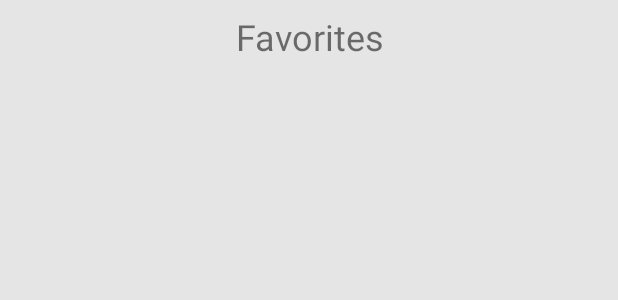
After one commit to Nashunn/ESIEA-DrinkIT, an Android app: the layout activity_favorites.xml on its own in the app's theme, with its tools: preview values and no code run, on a phone screen of 412 x 824 dp. The commit adds this screen. Shown: the top 300 px of the screen. Run offline under Robolectric (Android 15) with nearby library versions, the phone set to English and light mode, and no system bars.

Commit message:
favorite activity + add fav in cache (sharedPreference) with button on detailed cocktail view

```diff
--- a/DrinkIT/app/build.gradle
+++ b/DrinkIT/app/build.gradle
@@ -32,4 +32,5 @@ dependencies {
     // Picasso
     implementation 'com.squareup.picasso:picasso:2.71828'
     implementation 'com.android.support:cardview-v7:28.0.0'
+    implementation 'com.android.support:design:28.0.0'
 }
--- a/DrinkIT/app/src/main/AndroidManifest.xml
+++ b/DrinkIT/app/src/main/AndroidManifest.xml
@@ -18,7 +18,8 @@
                 <category android:name="android.intent.category.LAUNCHER" />
             </intent-filter>
         </activity>
-        <activity android:name=".view.CocktailDescriptionActivity"></activity>
+        <activity android:name=".view.CocktailDescriptionActivity" />
+        <activity android:name=".view.FavoritesActivity" />
     </application>
 
 </manifest>
--- a/DrinkIT/app/src/main/java/fr/nashunn/drinkit/model/CocktailViewHolder.java
+++ b/DrinkIT/app/src/main/java/fr/nashunn/drinkit/model/CocktailViewHolder.java
@@ -2,12 +2,10 @@ package fr.nashunn.drinkit.model;
 
 import android.content.Context;
 import android.content.Intent;
-import android.media.Image;
 import android.support.v7.widget.RecyclerView;
 import android.view.View;
 import android.widget.ImageView;
 import android.widget.TextView;
-import android.widget.Toast;
 
 import fr.nashunn.drinkit.R;
 import fr.nashunn.drinkit.view.CocktailDescriptionActivity;
--- a/DrinkIT/app/src/main/res/layout/activity_cocktail_description.xml
+++ b/DrinkIT/app/src/main/res/layout/activity_cocktail_description.xml
@@ -33,6 +33,7 @@
         app:layout_constraintEnd_toEndOf="parent"
         app:layout_constraintStart_toEndOf="@+id/tv_descName"
         app:layout_constraintTop_toTopOf="parent"
+        android:clickable="true"
         app:srcCompat="@android:drawable/btn_star" />
 
     <ImageView
--- /dev/null
+++ b/DrinkIT/app/src/main/res/layout/activity_favorites.xml
@@ -0,0 +1,30 @@
+<?xml version="1.0" encoding="utf-8"?>
+<android.support.constraint.ConstraintLayout xmlns:android="http://schemas.android.com/apk/res/android"
+    xmlns:app="http://schemas.android.com/apk/res-auto"
+    xmlns:tools="http://schemas.android.com/tools"
+    android:id="@+id/favorites_layout"
+    android:layout_width="match_parent"
+    android:layout_height="match_parent"
+    android:background="#e5e5e5"
+    tools:context=".view.FavoritesActivity">
+
+    <TextView
+        android:id="@+id/tv_favTitle"
+        android:layout_width="wrap_content"
+        android:layout_height="wrap_content"
+        android:layout_marginTop="8dp"
+        android:text="Favorites"
+        android:textAlignment="center"
+        android:textSize="24sp"
+        app:layout_constraintEnd_toEndOf="parent"
+        app:layout_constraintHorizontal_bias="0.5"
+        app:layout_constraintStart_toStartOf="parent"
+        app:layout_constraintTop_toTopOf="parent" />
+
+    <android.support.v7.widget.RecyclerView
+        android:id="@+id/favorites_recylerView"
+        android:layout_width="match_parent"
+        android:layout_height="530dp"
+        app:layout_constraintTop_toBottomOf="@+id/tv_favTitle" />
+
+</android.support.constraint.ConstraintLayout>
--- a/DrinkIT/app/src/main/res/values/strings.xml
+++ b/DrinkIT/app/src/main/res/values/strings.xml
@@ -1,3 +1,4 @@
 <resources>
     <string name="app_name">DrinkIT</string>
+    <string name="pref_favorites">fr.nashunn.drinkit.favorites</string>
 </resources>
```
Also changed, not shown: DrinkIT/app/src/main/java/fr/nashunn/drinkit/model/Drink.java (+10 -0 lines), DrinkIT/app/src/main/java/fr/nashunn/drinkit/view/CocktailDescriptionActivity.java (+50 -1 lines), DrinkIT/app/src/main/java/fr/nashunn/drinkit/view/FavoritesActivity.java (added, +29 -0 lines), DrinkIT/app/src/main/java/fr/nashunn/drinkit/view/MainActivity.java (+17 -6 lines), DrinkIT/app/src/main/res/layout/activity_main.xml (+36 -10 lines).
